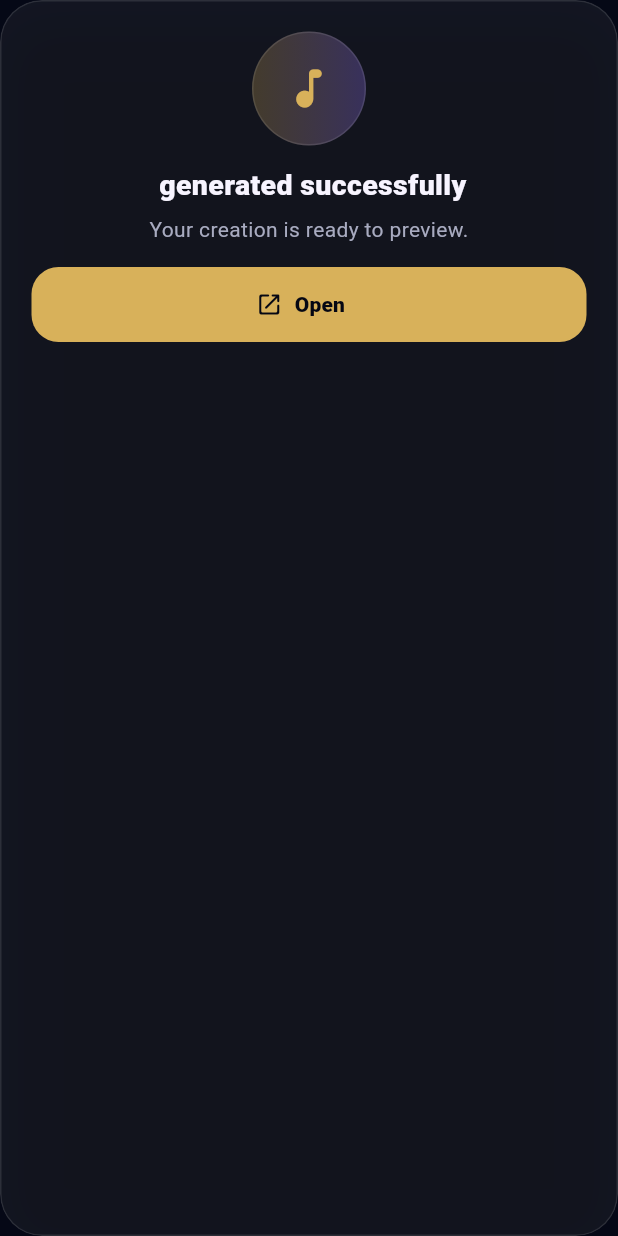
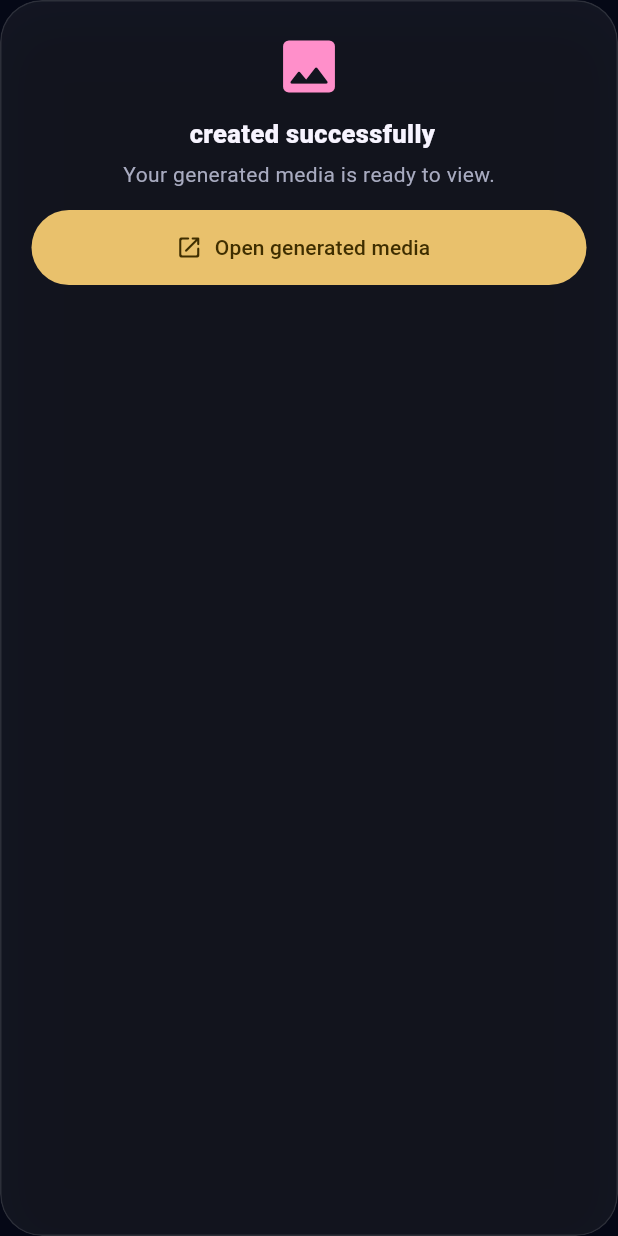
Before and after one commit to emzaro731-byte/Emmanuel-, a Flutter app: the _ResultGlass widget shown alone on an empty page, opened directly with empty values, on a phone screen of 412 x 824 dp. Run offline on Flutter 3.47's test engine with Material 3 defaults, Android fonts, the light colour scheme and no system bars; our stand-ins replace image_picker, shared_preferences, supabase_flutter; accounts and stored records are empty.

Commit message:
fix: repair Media Studio bracket syntax

```diff
--- a/flutter/lib/screens/media_studio_page.dart
+++ b/flutter/lib/screens/media_studio_page.dart
@@ -165,7 +165,7 @@ class _MediaStudioPageState extends State<MediaStudioPage> {
             ])),
           ),
         ])),
-      )]),
+      ]),
     );
   }
 }
@@ -226,5 +226,13 @@ class _ResultGlass extends StatelessWidget {
   final String title; final String? mediaType; final VoidCallback onOpen;
   const _ResultGlass({required this.title, required this.mediaType, required this.onOpen});
   @override
-  Widget build(BuildContext context) => _GlassContainer(padding: const EdgeInsets.all(20), child: Column(children: [Container(width: 76, height: 76, decoration: BoxDecoration(shape: BoxShape.circle, gradient: LinearGradient(colors: [studioGold.withValues(alpha: .25), studioPurple.withValues(alpha: .28)]), border: Border.all(color: Colors.white.withValues(alpha: .10))), child: Icon(mediaType == 'image' ? Icons.image_rounded : mediaType == 'video' ? Icons.movie_rounded : Icons.audiotrack_rounded, size: 34, color: studioGold)), const SizedBox(height: 13), Text('$title generated successfully', style: const TextStyle(fontSize: 19, fontWeight: FontWeight.w900, color: studioText)), const SizedBox(height: 6), const Text('Your creation is ready to preview.', textAlign: TextAlign.center, style: TextStyle(color: studioMuted)), const SizedBox(height: 15), SizedBox(width: double.infinity, height: 50, child: FilledButton.icon(onPressed: onOpen, style: FilledButton.styleFrom(backgroundColor: studioGold, foregroundColor: studioBg, shape: RoundedRectangleBorder(borderRadius: BorderRadius.circular(18))), icon: Icon(mediaType == 'music' ? Icons.play_arrow_rounded : Icons.open_in_new_rounded), label: Text(mediaType == 'music' ? 'Play music' : 'Open $title', style: const TextStyle(fontWeight: FontWeight.w800))))]));
+  Widget build(BuildContext context) => _GlassContainer(padding: const EdgeInsets.all(20), child: Column(children: [
+    Icon(mediaType == 'video' ? Icons.movie_creation_rounded : mediaType == 'music' ? Icons.music_note_rounded : Icons.image_rounded, color: studioPink, size: 46),
+    const SizedBox(height: 10),
+    Text('$title created successfully', style: const TextStyle(color: studioText, fontWeight: FontWeight.w800, fontSize: 17)),
+    const SizedBox(height: 5),
+    const Text('Your generated media is ready to view.', style: TextStyle(color: studioMuted)),
+    const SizedBox(height: 14),
+    SizedBox(width: double.infinity, height: 50, child: FilledButton.icon(onPressed: onOpen, icon: const Icon(Icons.open_in_new_rounded), label: const Text('Open generated media'))),
+  ]));
 }
```
